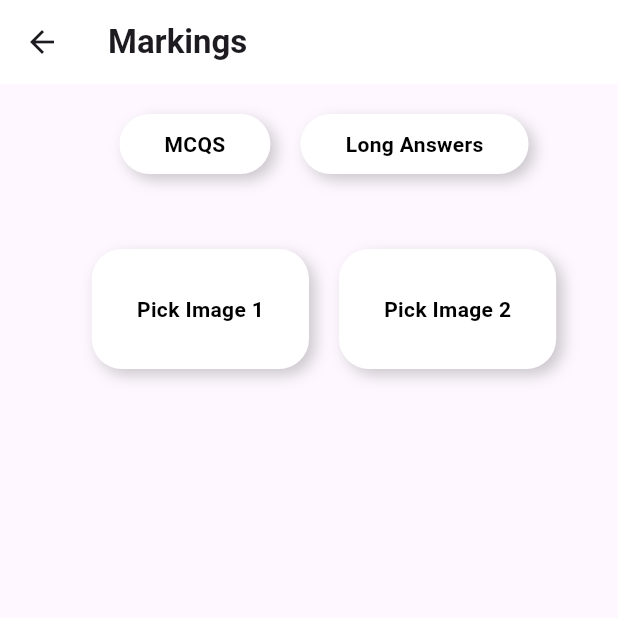
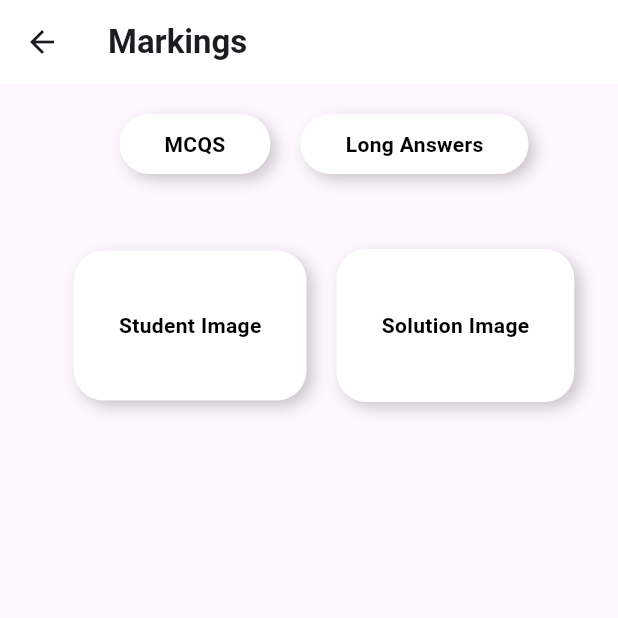
Before and after one commit to Shayaan-Kashif/EduLift, a Flutter app: the Markings screen opened by its route, on a phone screen of 412 x 824 dp, the top half of it. Run offline on Flutter 3.47's test engine with Material 3 defaults, Android fonts, the phone set to English and light mode, and no system bars; our stand-ins replace image_picker.

Commit message:
Pushing any chnages

```diff
--- a/lib/markings.dart
+++ b/lib/markings.dart
@@ -85,7 +85,7 @@ class _MarkingsState extends State<Markings> {
                   margin: EdgeInsets.only(top: 20.0, left: 20),
                   padding: EdgeInsets.symmetric(horizontal: 30, vertical: 10),
                   decoration: BoxDecoration(
-                    color: selectedButton == 'MCQS' ? Colors.grey : Colors.white,
+                    color: selectedButton == 'MCQS' ? Colors.black87 : Colors.white,
                     borderRadius: BorderRadius.circular(20),
                     boxShadow: [
                       BoxShadow(
@@ -119,7 +119,7 @@ class _MarkingsState extends State<Markings> {
                   margin: EdgeInsets.only(top: 20.0, left: 20),
                   padding: EdgeInsets.symmetric(horizontal: 30, vertical: 10),
                   decoration: BoxDecoration(
-                    color: selectedButton == 'Long Answers' ? Colors.grey : Colors.white,
+                    color: selectedButton == 'Long Answers' ? Colors.black87 : Colors.white,
                     borderRadius: BorderRadius.circular(20),
                     boxShadow: [
                       BoxShadow(
@@ -154,7 +154,7 @@ class _MarkingsState extends State<Markings> {
                 highlightColor: Colors.transparent,
                 child: Container(
                   margin: EdgeInsets.only(top: 50.0, left: 20),
-                  padding: EdgeInsets.symmetric(horizontal: 30, vertical: 30),
+                  padding: EdgeInsets.symmetric(horizontal: 30, vertical: 40),
                   decoration: BoxDecoration(
                     color: Colors.white,
                     borderRadius: BorderRadius.circular(20),
@@ -167,7 +167,7 @@ class _MarkingsState extends State<Markings> {
                     ],
                   ),
                   child: Text(
-                    "Pick Image 1",
+                    "Student Image",
                     style: TextStyle(
                       color: Colors.black,
                       fontWeight: FontWeight.bold,
@@ -185,7 +185,7 @@ class _MarkingsState extends State<Markings> {
                 highlightColor: Colors.transparent,
                 child: Container(
                   margin: EdgeInsets.only(top: 50.0, left: 20),
-                  padding: EdgeInsets.symmetric(horizontal: 30, vertical: 30),
+                  padding: EdgeInsets.symmetric(horizontal: 30, vertical: 41),
                   decoration: BoxDecoration(
                     color: Colors.white,
                     borderRadius: BorderRadius.circular(20),
@@ -198,7 +198,7 @@ class _MarkingsState extends State<Markings> {
                     ],
                   ),
                   child: Text(
-                    "Pick Image 2",
+                    "Solution Image",
                     style: TextStyle(
                       color: Colors.black,
                       fontWeight: FontWeight.bold,
```
